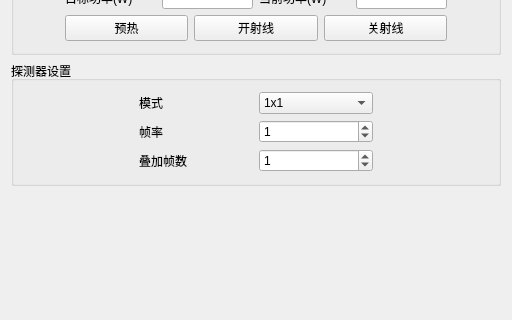
wangyunfu1996/RayimDR, file RayimDR/UI/CommonConfigUI.ui: the form before one commit; both pictures show x 0 to 512 and y 113 to 433 of the 512 by 574 pixel window.
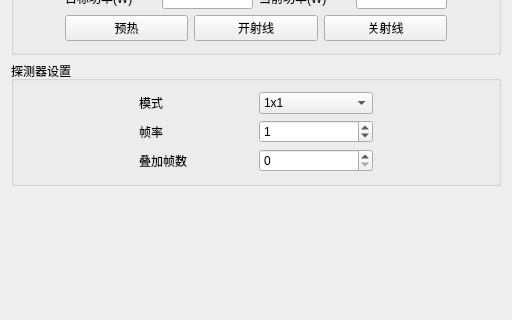
The form after the commit. Custom widgets are drawn as their Qt base class.

Diff of the .ui file:
```diff
--- a/RayimDR/UI/CommonConfigUI.ui
+++ b/RayimDR/UI/CommonConfigUI.ui
@@ -222,7 +222,7 @@
       <item row="2" column="2">
        <widget class="ElaSpinBox" name="spinBox_add">
         <property name="value">
-         <number>1</number>
+         <number>0</number>
         </property>
        </widget>
       </item>
```
